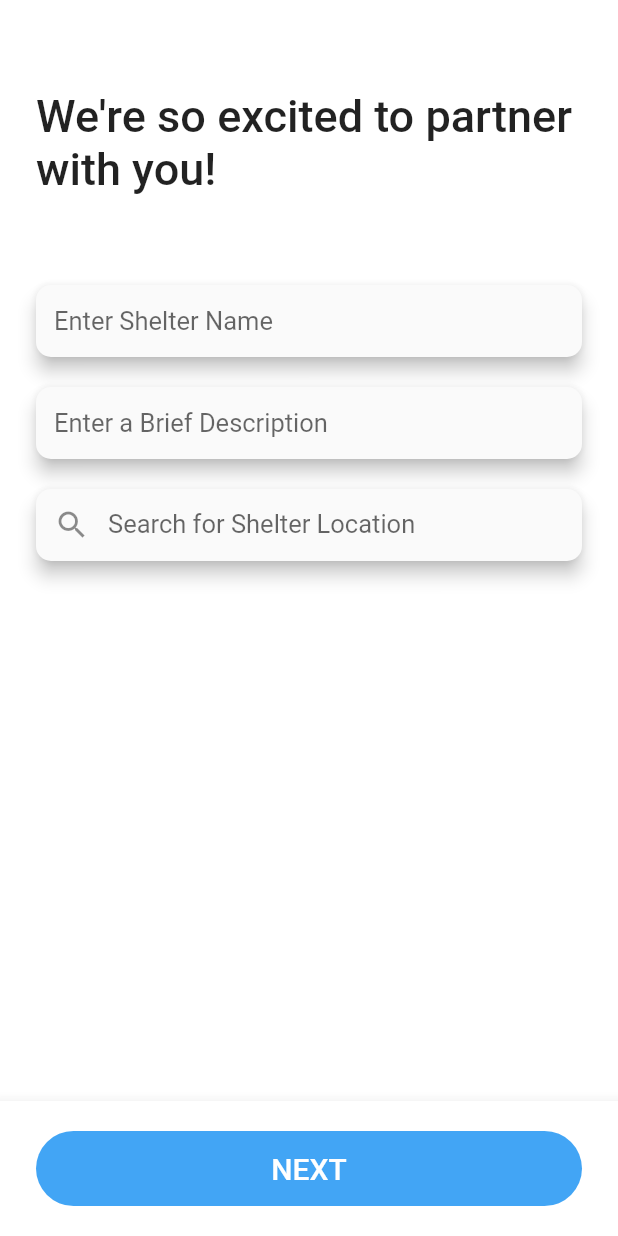
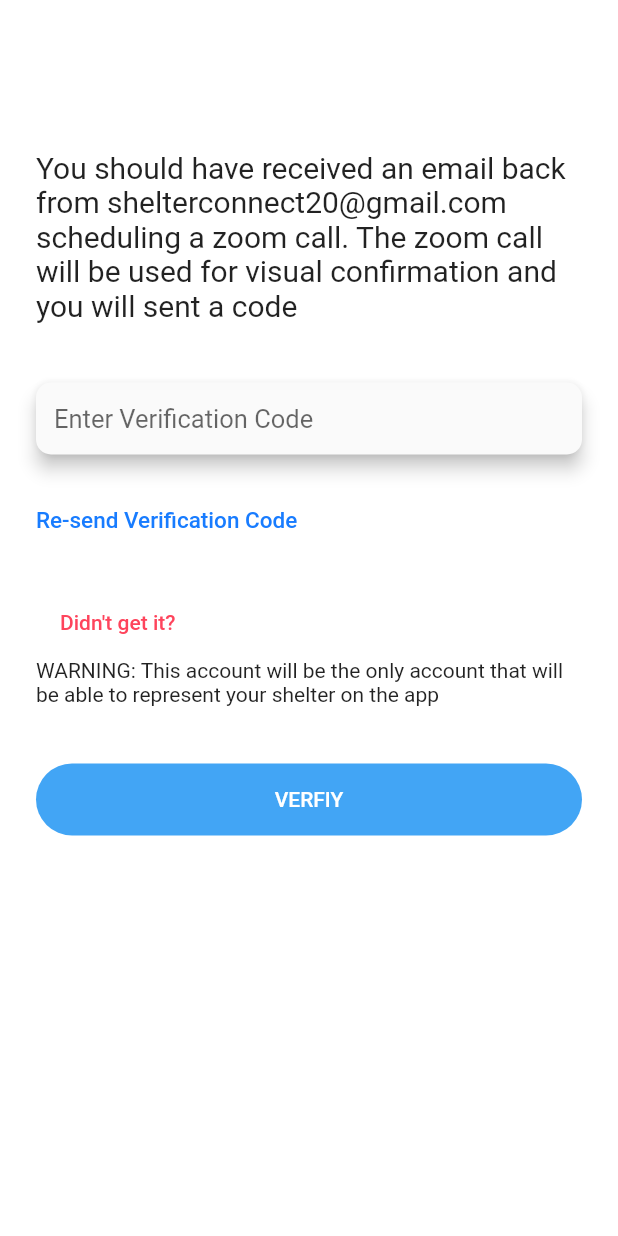
Before and after one commit to Shelter-Connect/phase1, a Flutter app: the screen it shows after launch, on a phone screen of 412 x 824 dp. Run offline on Flutter 3.47's test engine with Material 2 defaults, Android fonts, the phone set to English and light mode, and no system bars.

Commit message:
Create shelter confirmation page

```diff
--- a/lib/main.dart
+++ b/lib/main.dart
@@ -1,4 +1,5 @@
 import 'package:flutter/material.dart';
+import 'package:phase1/pages/shelter_confirmation_page.dart';
 import 'package:phase1/pages/shelter_sign_up_extended_page.dart';
 
 import 'pages/volunteer_confirmation_page.dart';
@@ -25,11 +26,12 @@ class MyApp extends StatelessWidget {
         '/': (_) => WelcomePage(),
         '/volunteer_confirmation':(_) => VolunteerConfirmation(),
         '/volunteer_sign_up': (_) => VolunteerSignUp(),
+        '/shelter_confirmation': (_) => ShelterConfirmation(),
         '/shelter_sign_up': (_) => ShelterSignUp(),
         '/shelter_sign_up_extended': (_) => ShelterSignUpExtended(),
         '/signup': (_) => SignupPage(),
       },
-      initialRoute: '/shelter_sign_up_extended',
+      initialRoute: '/shelter_confirmation',
     );
   }
 }
--- /dev/null
+++ b/lib/pages/shelter_confirmation_page.dart
@@ -0,0 +1,55 @@
+import 'package:flutter/material.dart';
+import 'package:phase1/components/rounded_button.dart';
+import 'package:phase1/components/text_button.dart';
+
+import '../components/floating_text_fields.dart';
+import 'package:phase1/constants.dart';
+
+class ShelterConfirmation extends StatelessWidget {
+  @override
+  Widget build(BuildContext context) {
+    return Scaffold(
+      body: SingleChildScrollView(
+        child: Container(
+          padding: EdgeInsets.symmetric(horizontal: 24.0, vertical: 60.0),
+          height: MediaQuery.of(context).size.height,
+          color: Colors.white,
+          child: Column(
+            mainAxisAlignment: MainAxisAlignment.start,
+            crossAxisAlignment: CrossAxisAlignment.start,
+            children: <Widget>[
+              SizedBox(height: 40),
+              Text("You should have received an email back from shelterconnect20@gmail.com scheduling a zoom call. The zoom call will be used for visual confirmation and you will sent a code", style: TextStyle(fontSize: 20)),
+              SizedBox(height: 40),
+              FloatingTextField(
+                hintText: 'Enter Verification Code',
+                onChanged: (val) {
+                  //TODO: Update Shelter Verified or Not Variable
+                },
+              ),
+              SizedBox(height: 20),
+              TextButton(text: 'Re-send Verification Code', onPressed: (){
+                //TODO Re-send the verification code
+              },),
+              SizedBox(height: 20),
+              FlatButton(onPressed: (){
+                //TODO Send a error alert to developers
+              },
+              child: Padding(
+                padding: const EdgeInsets.all(0.0),
+                child: Text('Didn\'t get it?',style: TextStyle(
+                  color: colorScheme.error,
+                ),),
+              ),),
+              Text('WARNING: This account will be the only account that will be able to represent your shelter on the app'),
+              SizedBox(height: 30,),
+              RoundedButton(title: 'VERFIY',onPressed: (){
+                //TODO Update Shelter verification status
+              },)
+            ],
+          ),
+        ),
+      ),
+    );
+  }
+}
--- a/lib/pages/shelter_sign_up_extended_page.dart
+++ b/lib/pages/shelter_sign_up_extended_page.dart
@@ -1,5 +1,7 @@
 import 'package:flutter/material.dart';
 import 'package:phase1/components/floating_text_fields.dart';
+import 'package:phase1/components/rounded_button.dart';
+import 'package:phase1/components/text_button.dart';
 import 'package:phase1/constants.dart';
 
 class ShelterSignUpExtended extends StatelessWidget {
@@ -37,30 +39,13 @@ class ShelterSignUpExtended extends StatelessWidget {
                   //TODO: Update Shelter Location Variable, have autocomplete feature to make it easy to find exact shelter location.
                 },
               ),
+              SizedBox(height: 30),
+              RoundedButton(title: 'NEXT', onPressed: (){
+                //TODO Update Shelter Profile and navigate to the verification page.
+              },)
+
             ],
           ),
-        ),
-      ),
-      bottomNavigationBar: BottomAppBar(
-        color: Colors.white,
-        child: Padding(
-          padding: const EdgeInsets.symmetric(vertical: 20.0, horizontal: 24),
-          child: Container(
-              height: 50,
-              child: FlatButton(
-                color: colorScheme.secondary,
-                shape: RoundedRectangleBorder(
-                  borderRadius: BorderRadius.circular(30.0),
-                ),
-                onPressed: () {
-                  //TODO Update Shelter Profile and navigate to the verification page.
-                },
-                child: Container(
-                    child: Text(
-                  'NEXT',
-                  style: TextStyle(fontSize: 20, color: Colors.white),
-                )),
-              )),
         ),
       ),
     );
```
